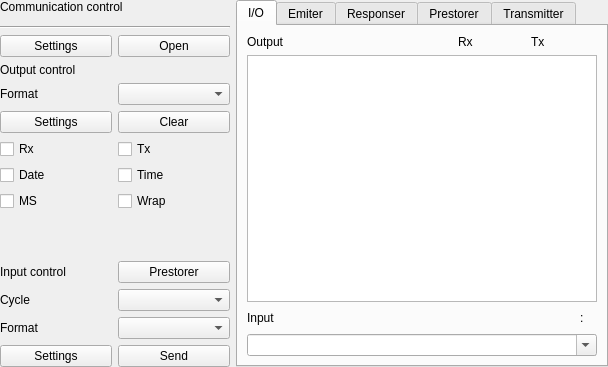
First picture: the form in src/toolboxui/SAKToolBoxUi.ui, repository x-tools-author/x-tools, before the edit.
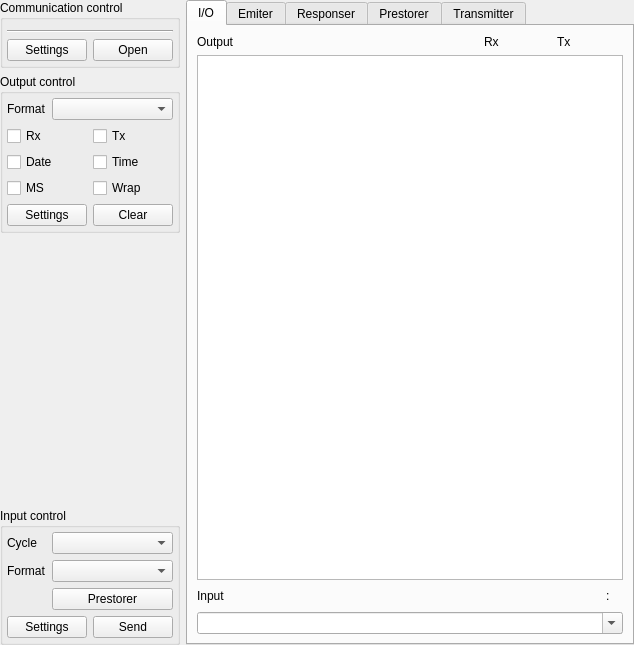
Second picture: the form after the edit. Custom widgets are drawn as their Qt base class.

The edit to the form file:
```diff
--- a/src/toolboxui/SAKToolBoxUi.ui
+++ b/src/toolboxui/SAKToolBoxUi.ui
@@ -6,8 +6,8 @@
    <rect>
     <x>0</x>
     <y>0</y>
-    <width>608</width>
-    <height>367</height>
+    <width>634</width>
+    <height>645</height>
    </rect>
   </property>
   <property name="windowTitle">
@@ -30,11 +30,11 @@
     <widget class="QWidget" name="widget" native="true">
      <property name="minimumSize">
       <size>
-       <width>230</width>
+       <width>0</width>
        <height>0</height>
       </size>
      </property>
-     <layout class="QGridLayout" name="gridLayout">
+     <layout class="QVBoxLayout" name="verticalLayout">
       <property name="leftMargin">
        <number>0</number>
       </property>
@@ -47,176 +47,249 @@
       <property name="bottomMargin">
        <number>0</number>
       </property>
-      <item row="5" column="1">
-       <widget class="SAKTextFormatComboBox" name="comboBoxOutputFormat"/>
-      </item>
-      <item row="12" column="1">
-       <widget class="QComboBox" name="comboBoxInputIntervel">
-        <property name="editable">
-         <bool>false</bool>
+      <item>
+       <widget class="QGroupBox" name="groupBox">
+        <property name="title">
+         <string>Communication control</string>
         </property>
-       </widget>
-      </item>
-      <item row="6" column="1">
-       <widget class="QPushButton" name="pushButtonOutputClear">
-        <property name="text">
-         <string>Clear</string>
-        </property>
-       </widget>
-      </item>
-      <item row="5" column="0">
-       <widget class="QLabel" name="label_9">
-        <property name="text">
-         <string>Format</string>
-        </property>
-       </widget>
-      </item>
-      <item row="13" column="0">
-       <widget class="QLabel" name="label_6">
-        <property name="text">
-         <string>Format</string>
+        <layout class="QGridLayout" name="gridLayout_6">
+         <property name="leftMargin">
+          <number>4</number>
+         </property>
+         <property name="topMargin">
+          <number>4</number>
+         </property>
+         <property name="rightMargin">
+          <number>4</number>
+         </property>
+         <property name="bottomMargin">
+          <number>4</number>
+         </property>
+         <item row="1" column="0">
+          <widget class="Line" name="line">
+           <property name="orientation">
+            <enum>Qt::Horizontal</enum>
+           </property>
+          </widget>
+         </item>
+         <item row="0" column="0">
+          <widget class="QWidget" name="widgetCommunicationToolUi" native="true">
+           <property name="minimumSize">
+            <size>
+             <width>0</width>
+             <height>0</height>
+            </size>
         </property>
        </widget>
       </item>
-      <item row="14" column="0">
-       <widget class="QPushButton" name="pushButtonInputSettings">
+         <item row="2" column="0">
+          <layout class="QHBoxLayout" name="horizontalLayout_5">
+           <item>
+            <widget class="QPushButton" name="pushButtonCommunicationSettings">
         <property name="text">
          <string>Settings</string>
         </property>
        </widget>
       </item>
-      <item row="7" column="0">
-       <widget class="SAKCheckBox" name="checkBoxOutputRx">
-        <property name="text">
-         <string>Rx</string>
-        </property>
-       </widget>
-      </item>
-      <item row="12" column="0">
-       <widget class="QLabel" name="label_5">
-        <property name="text">
-         <string>Cycle</string>
-        </property>
-       </widget>
-      </item>
-      <item row="3" column="1">
+           <item>
        <widget class="QPushButton" name="pushButtonCommunicationOpen">
         <property name="text">
          <string>Open</string>
         </property>
        </widget>
       </item>
-      <item row="6" column="0">
-       <widget class="QPushButton" name="pushButtonOutputSettings">
-        <property name="text">
-         <string>Settings</string>
-        </property>
-       </widget>
-      </item>
-      <item row="1" column="0" colspan="2">
-       <widget class="QWidget" name="widgetCommunicationToolUi" native="true">
-        <property name="minimumSize">
-         <size>
-          <width>0</width>
-          <height>0</height>
-         </size>
-        </property>
+          </layout>
+         </item>
+        </layout>
        </widget>
       </item>
-      <item row="13" column="1">
-       <widget class="SAKTextFormatComboBox" name="comboBoxInputFormat"/>
-      </item>
-      <item row="9" column="0">
-       <widget class="SAKCheckBox" name="checkBoxOutputMs">
-        <property name="text">
-         <string>MS</string>
+      <item>
+       <widget class="QGroupBox" name="groupBox_2">
+        <property name="title">
+         <string>Output control</string>
         </property>
-       </widget>
-      </item>
-      <item row="10" column="0">
-       <spacer name="verticalSpacer">
-        <property name="orientation">
-         <enum>Qt::Vertical</enum>
-        </property>
-        <property name="sizeHint" stdset="0">
-         <size>
-          <width>20</width>
-          <height>40</height>
-         </size>
-        </property>
-       </spacer>
-      </item>
-      <item row="14" column="1">
-       <widget class="QPushButton" name="pushButtonInputSend">
+        <layout class="QGridLayout" name="gridLayout_7">
+         <property name="leftMargin">
+          <number>4</number>
+         </property>
+         <property name="topMargin">
+          <number>4</number>
+         </property>
+         <property name="rightMargin">
+          <number>4</number>
+         </property>
+         <property name="bottomMargin">
+          <number>4</number>
+         </property>
+         <item row="0" column="0">
+          <widget class="QLabel" name="label_9">
+           <property name="sizePolicy">
+            <sizepolicy hsizetype="Fixed" vsizetype="Preferred">
+             <horstretch>0</horstretch>
+             <verstretch>0</verstretch>
+            </sizepolicy>
+           </property>
         <property name="text">
-         <string>Send</string>
+            <string>Format</string>
         </property>
        </widget>
       </item>
-      <item row="8" column="0">
+         <item row="0" column="1">
+          <widget class="SAKTextFormatComboBox" name="comboBoxOutputFormat"/>
+         </item>
+         <item row="2" column="0" colspan="2">
+          <layout class="QGridLayout" name="gridLayout_5">
+           <item row="1" column="0">
        <widget class="SAKCheckBox" name="checkBoxOutputDate">
         <property name="text">
          <string>Date</string>
         </property>
        </widget>
       </item>
-      <item row="8" column="1">
+           <item row="0" column="1">
+            <widget class="SAKCheckBox" name="checkBoxOutputTx">
+             <property name="text">
+              <string>Tx</string>
+             </property>
+            </widget>
+           </item>
+           <item row="0" column="0">
+            <widget class="SAKCheckBox" name="checkBoxOutputRx">
+             <property name="text">
+              <string>Rx</string>
+             </property>
+            </widget>
+           </item>
+           <item row="1" column="1">
        <widget class="SAKCheckBox" name="checkBoxOutputTime">
         <property name="text">
          <string>Time</string>
         </property>
        </widget>
       </item>
-      <item row="7" column="1">
-       <widget class="SAKCheckBox" name="checkBoxOutputTx">
-        <property name="text">
-         <string>Tx</string>
-        </property>
-       </widget>
-      </item>
-      <item row="9" column="1">
+           <item row="2" column="1">
        <widget class="SAKCheckBox" name="checkBoxOutputWrap">
         <property name="text">
          <string>Wrap</string>
         </property>
        </widget>
       </item>
-      <item row="3" column="0">
-       <widget class="QPushButton" name="pushButtonCommunicationSettings">
+           <item row="2" column="0">
+            <widget class="SAKCheckBox" name="checkBoxOutputMs">
+             <property name="text">
+              <string>MS</string>
+             </property>
+            </widget>
+           </item>
+          </layout>
+         </item>
+         <item row="3" column="0" colspan="2">
+          <layout class="QHBoxLayout" name="horizontalLayout_4">
+           <item>
+            <widget class="QPushButton" name="pushButtonOutputSettings">
         <property name="text">
          <string>Settings</string>
         </property>
        </widget>
       </item>
-      <item row="2" column="0" colspan="2">
-       <widget class="Line" name="line">
+           <item>
+            <widget class="QPushButton" name="pushButtonOutputClear">
+             <property name="text">
+              <string>Clear</string>
+             </property>
+            </widget>
+           </item>
+          </layout>
+         </item>
+        </layout>
+       </widget>
+      </item>
+      <item>
+       <spacer name="verticalSpacer">
         <property name="orientation">
-         <enum>Qt::Horizontal</enum>
+         <enum>Qt::Vertical</enum>
         </property>
-       </widget>
-      </item>
-      <item row="4" column="0" colspan="2">
-       <widget class="QLabel" name="label_4">
-        <property name="text">
-         <string>Output control</string>
+        <property name="sizeHint" stdset="0">
+         <size>
+          <width>20</width>
+          <height>40</height>
+         </size>
         </property>
-       </widget>
+       </spacer>
       </item>
-      <item row="0" column="0" colspan="2">
-       <widget class="QLabel" name="label_3">
-        <property name="text">
-         <string>Communication control</string>
-        </property>
-       </widget>
-      </item>
-      <item row="11" column="0">
-       <widget class="QLabel" name="label_10">
-        <property name="text">
+      <item>
+       <widget class="QGroupBox" name="groupBox_3">
+        <property name="title">
          <string>Input control</string>
         </property>
-       </widget>
-      </item>
-      <item row="11" column="1">
+        <layout class="QGridLayout" name="gridLayout_8">
+         <property name="leftMargin">
+          <number>4</number>
+         </property>
+         <property name="topMargin">
+          <number>4</number>
+         </property>
+         <property name="rightMargin">
+          <number>4</number>
+         </property>
+         <property name="bottomMargin">
+          <number>4</number>
+         </property>
+         <item row="3" column="0" colspan="2">
+          <layout class="QHBoxLayout" name="horizontalLayout_6">
+           <item>
+            <widget class="QPushButton" name="pushButtonInputSettings">
+             <property name="text">
+              <string>Settings</string>
+             </property>
+            </widget>
+           </item>
+           <item>
+            <widget class="QPushButton" name="pushButtonInputSend">
+             <property name="text">
+              <string>Send</string>
+             </property>
+            </widget>
+           </item>
+          </layout>
+         </item>
+         <item row="0" column="0">
+          <widget class="QLabel" name="label_5">
+           <property name="sizePolicy">
+            <sizepolicy hsizetype="Fixed" vsizetype="Preferred">
+             <horstretch>0</horstretch>
+             <verstretch>0</verstretch>
+            </sizepolicy>
+           </property>
+           <property name="text">
+            <string>Cycle</string>
+           </property>
+          </widget>
+         </item>
+         <item row="1" column="1">
+          <widget class="SAKTextFormatComboBox" name="comboBoxInputFormat"/>
+         </item>
+         <item row="0" column="1">
+          <widget class="QComboBox" name="comboBoxInputIntervel">
+           <property name="editable">
+            <bool>false</bool>
+           </property>
+          </widget>
+         </item>
+         <item row="1" column="0">
+          <widget class="QLabel" name="label_6">
+           <property name="sizePolicy">
+            <sizepolicy hsizetype="Fixed" vsizetype="Preferred">
+             <horstretch>0</horstretch>
+             <verstretch>0</verstretch>
+            </sizepolicy>
+           </property>
+           <property name="text">
+            <string>Format</string>
+           </property>
+          </widget>
+         </item>
+         <item row="2" column="1">
        <widget class="QPushButton" name="pushButtonPrestorer">
         <property name="text">
          <string>Prestorer</string>
@@ -226,6 +299,9 @@
      </layout>
     </widget>
    </item>
+     </layout>
+    </widget>
+   </item>
    <item row="0" column="1">
     <widget class="QTabWidget" name="tabWidget">
      <property name="tabPosition">
@@ -351,7 +427,7 @@
          <item>
           <widget class="QLabel" name="labelAlgorithm">
            <property name="text">
-            <string notr="true"> </string>
+            <string notr="true"/>
            </property>
           </widget>
          </item>
```
Lines whose indentation alone changed are shown as unchanged.
